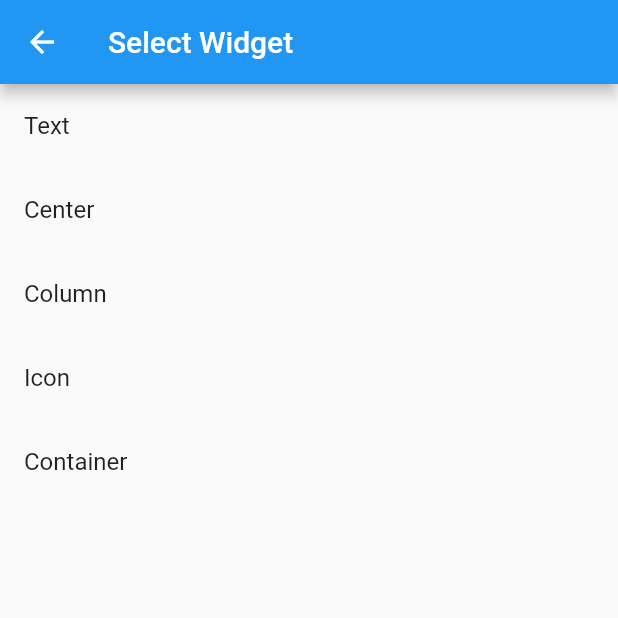
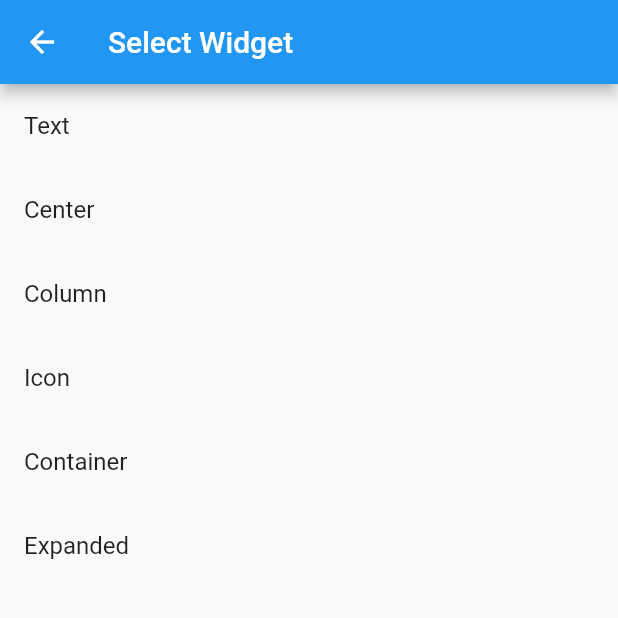
Before and after one commit to deven98/MetaFlutter, a Flutter app: the SelectWidgetDialog screen opened directly, on a phone screen of 412 x 824 dp, the top half of it. Run offline on Flutter 3.47's test engine with Material 2 defaults, Android fonts, the phone set to English and light mode, and no system bars.

Commit message:
Added expanded widget

```diff
--- a/lib/widget_builder_utilities/model_widget.dart
+++ b/lib/widget_builder_utilities/model_widget.dart
@@ -2,11 +2,12 @@ import 'package:flutter/material.dart';
 import 'package:flutter_app_builder/widget_builder_utilities/widgets/center_model.dart';
 import 'package:flutter_app_builder/widget_builder_utilities/widgets/column_model.dart';
 import 'package:flutter_app_builder/widget_builder_utilities/widgets/container_model.dart';
+import 'package:flutter_app_builder/widget_builder_utilities/widgets/expanded_model.dart';
 import 'package:flutter_app_builder/widget_builder_utilities/widgets/icon_model.dart';
 import 'package:flutter_app_builder/widget_builder_utilities/widgets/text_model.dart';
 
 /// Denotes the type of widget
-enum WidgetType { Text, Center, Column, Icon, Container }
+enum WidgetType { Text, Center, Column, Icon, Container, Expanded }
 
 /// Denotes if the widget can have zero, one or multiple children
 enum NodeType {
@@ -32,6 +33,8 @@ ModelWidget getNewModelFromType(WidgetType type) {
       break;
     case WidgetType.Container:
       return ContainerModel();
+    case WidgetType.Expanded:
+      return ExpandedModel();
     default:
       return null;
       break;
--- a/lib/widget_builder_utilities/widgets/text_model.dart
+++ b/lib/widget_builder_utilities/widgets/text_model.dart
@@ -15,6 +15,7 @@ class TextModel extends ModelWidget {
       "color": PropertyType.color,
     };
     this.params = {
+      "text": "",
       "fontSize": "14.0",
       "color": Colors.black,
     };
```
Also changed, not shown: lib/widget_builder_utilities/widgets/expanded_model.dart (added, +36 -0 lines).
